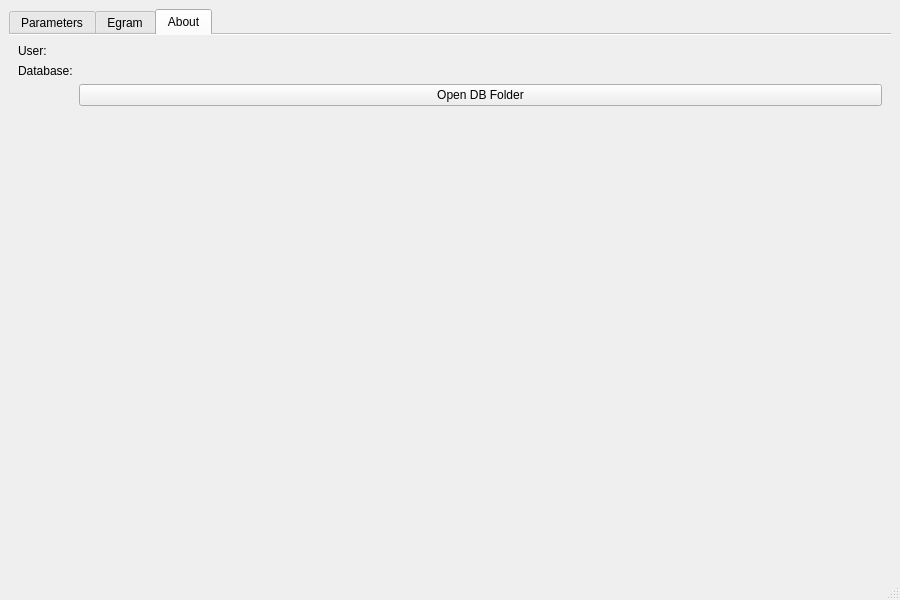
This is DCM/DCM_DELIV1/mainwindow.ui in damhahlat/SFWRENG-3K04 as Qt 5 draws it before an edit. The edited form follows.
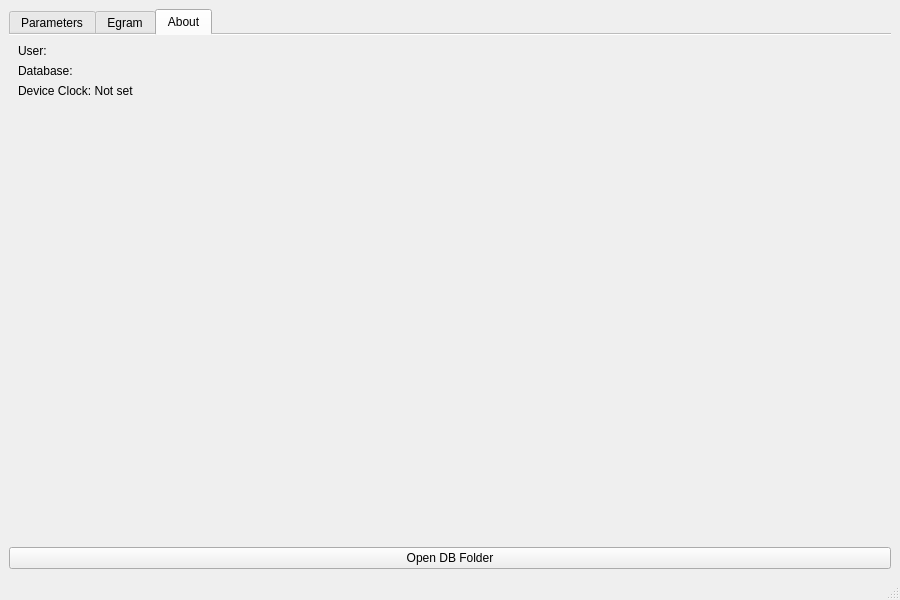
This is the edited form. The open tabs and pages were chosen to show the change.

```diff
--- a/DCM/DCM_DELIV1/mainwindow.ui
+++ b/DCM/DCM_DELIV1/mainwindow.ui
@@ -178,10 +178,10 @@
           </property>
          </widget>
         </item>
-        <item row="2" column="1">
-         <widget class="QPushButton" name="openDbFolderBtn">
+        <item row="2" column="0">
+         <widget class="QLabel" name="clockLabel">
           <property name="text">
-           <string>Open DB Folder</string>
+           <string>Device Clock: Not set</string>
           </property>
          </widget>
         </item>
@@ -189,6 +189,13 @@
       </widget>
      </widget>
     </item>
+    <item>
+     <widget class="QPushButton" name="openDbFolderBtn">
+      <property name="text">
+       <string>Open DB Folder</string>
+      </property>
+     </widget>
+    </item>
    </layout>
   </widget>
   <widget class="QMenuBar" name="menubar">
```
Left out of the diff: 2 changed lines with no effect on the pictures.
